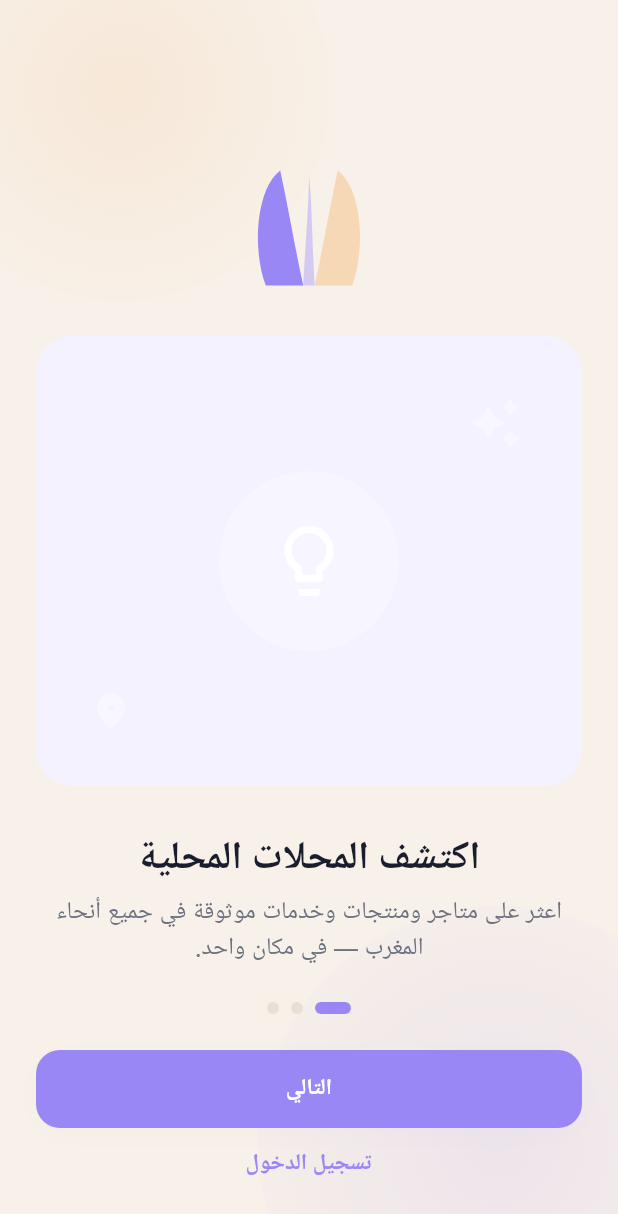
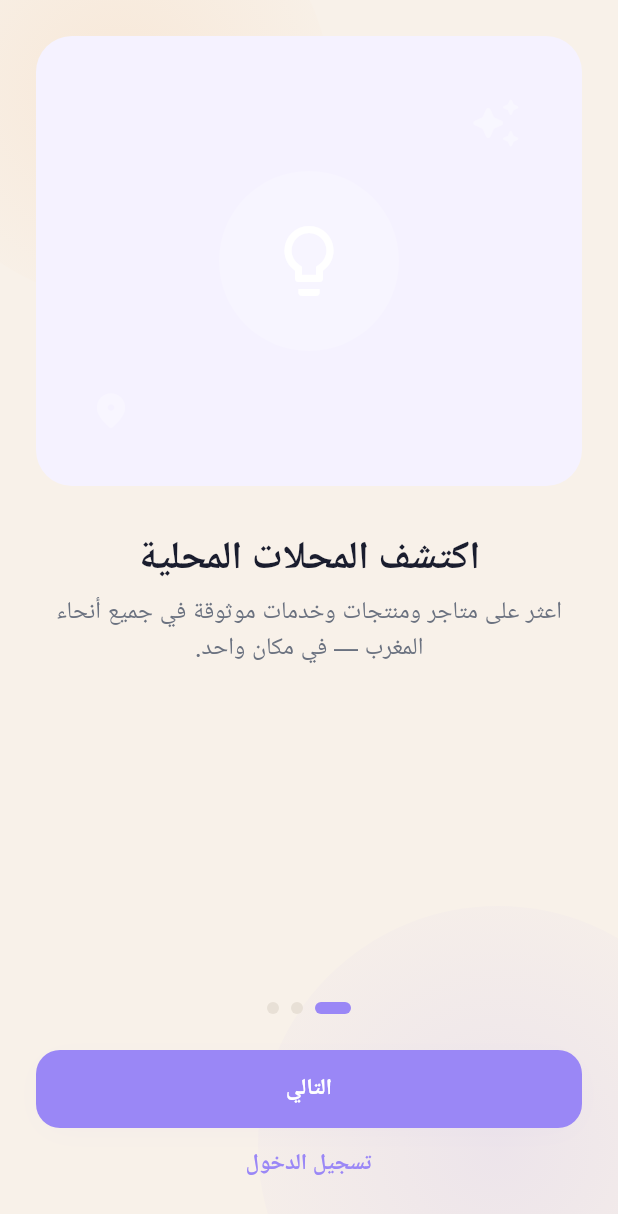
Before and after one commit to slayqueearikma-beep/margem, a Flutter app: the screen it shows after launch, after a tap on "🇫🇷", after a tap on "🇲🇦", after a tap on "Continue", on a phone screen of 412 x 824 dp. Shown: the top 1214 px of the screen. Run offline on Flutter 3.47's test engine with Material 3 defaults, Android fonts, the phone set to English and light mode, and no system bars; our stand-ins replace cached_network_image, flutter_rating_bar, flutter_riverpod, flutter_secure_storage, geolocator, go_router and 5 more; network calls fail.

Commit message:
Fix search setState crash and refine logo header layout
- Use block setState in search retry so async _load() does not return a Future
- Center splash logo on full screen without SafeArea shrink
- Pin language header (logo + title) above scrollable language list
- Bump responsive splash/header logo sizes; fixed square layout box
- Remove logo from onboarding carousel slides (illustration-only per mockup)

Co-authored-by: slayqueearikma-beep <slayqueearikma-beep@users.noreply.github.com>

```diff
--- a/souq-local/mobile/lib/core/widgets/app_brand_logo.dart
+++ b/souq-local/mobile/lib/core/widgets/app_brand_logo.dart
@@ -28,16 +28,16 @@ class AppLogoLayout {
 
     return switch (tier) {
       AppLogoTier.splash => switch ((isTablet, isLargePhone, isSmallPhone)) {
-          (true, _, _) => 150.0,
-          (_, _, true) => 142.0,
-          (_, true, _) => 172.0,
-          _ => 164.0,
+          (true, _, _) => 168.0,
+          (_, _, true) => 152.0,
+          (_, true, _) => 184.0,
+          _ => 176.0,
         },
       AppLogoTier.header => switch ((isTablet, isLargePhone, isSmallPhone)) {
-          (true, _, _) => 128.0,
-          (_, _, true) => 78.0,
-          (_, true, _) => 96.0,
-          _ => 88.0,
+          (true, _, _) => 136.0,
+          (_, _, true) => 84.0,
+          (_, true, _) => 104.0,
+          _ => 96.0,
         },
       AppLogoTier.compact => switch ((isTablet, isLargePhone, isSmallPhone)) {
           (true, _, _) => 40.0,
@@ -48,12 +48,12 @@ class AppLogoLayout {
     };
   }
 
-  /// Top inset from safe area to logo (60–80 px on typical phones).
+  /// Top inset from the safe-area edge to the logo (60–80 px).
   static double topFromSafeArea(BuildContext context) {
     final height = MediaQuery.sizeOf(context).height;
     if (height < 640) return AppSpacing.logoTopFromSafeAreaMin;
     if (height > 820) return AppSpacing.logoTopFromSafeAreaMax;
-    return 68.0;
+    return 72.0;
   }
 }
 
@@ -124,7 +124,14 @@ class AppBrandHeader extends StatelessWidget {
       children: [
         if (top > 0) SizedBox(height: top),
         Center(
-          child: AppBrandLogo(tier: tier, includeClearSpace: false),
+          child: SizedBox(
+            width: AppLogoLayout.sizeFor(context, tier),
+            height: AppLogoLayout.sizeFor(context, tier),
+            child: AppBrandLogo(
+              tier: tier,
+              includeClearSpace: false,
+            ),
+          ),
         ),
         if (title != null) ...[
           SizedBox(height: gap),
@@ -274,11 +281,21 @@ class AppBrandLogo extends StatelessWidget {
       },
     );
 
-    if (clearSpace <= 0) return logo;
+    if (clearSpace <= 0) {
+      return SizedBox(
+        width: resolvedSize,
+        height: resolvedSize,
+        child: Center(child: logo),
+      );
+    }
 
     return Padding(
       padding: EdgeInsets.all(clearSpace.toDouble()),
-      child: logo,
+      child: SizedBox(
+        width: resolvedSize,
+        height: resolvedSize,
+        child: Center(child: logo),
+      ),
     );
   }
 }
--- a/souq-local/mobile/lib/core/widgets/app_buttons.dart
+++ b/souq-local/mobile/lib/core/widgets/app_buttons.dart
@@ -144,7 +144,7 @@ class AppScreenHeader extends StatelessWidget {
           AppBrandHeader(
             tier: AppLogoTier.header,
             includeTopSpacing: false,
-            logoToTitleGap: AppSpacing.lg,
+            logoToTitleGap: AppSpacing.logoToTitle,
           ),
         ],
         Text(
--- a/souq-local/mobile/lib/features/onboarding/onboarding_welcome_screen.dart
+++ b/souq-local/mobile/lib/features/onboarding/onboarding_welcome_screen.dart
@@ -4,7 +4,6 @@ import 'package:go_router/go_router.dart';
 import '../../core/theme/app_colors.dart';
 import '../../core/theme/app_spacing.dart';
 import '../../core/widgets/app_buttons.dart';
-import '../../core/widgets/app_brand_logo.dart';
 import '../../core/widgets/content_widgets.dart';
 import '../../core/widgets/margem_background.dart';
 import '../../core/widgets/onboarding_scaffold.dart';
@@ -92,14 +91,6 @@ class _OnboardingWelcomeScreenState extends State<OnboardingWelcomeScreen> {
                       ),
                       child: Column(
                         children: [
-                          AppBrandHeader(
-                            tier: AppLogoTier.header,
-                            includeTopSpacing: index == 0,
-                            topSpacing: index == 0
-                                ? AppLogoLayout.topFromSafeArea(context)
-                                : AppSpacing.lg,
-                          ),
-                          const SizedBox(height: AppSpacing.lg),
                           OnboardingIllustration(
                             backgroundColor: slide.backgroundColor,
                             icon: slide.icon,
--- a/souq-local/mobile/lib/features/search/search_screen.dart
+++ b/souq-local/mobile/lib/features/search/search_screen.dart
@@ -72,7 +72,9 @@ class _SearchScreenState extends ConsumerState<SearchScreen> {
   }
 
   void _refreshResults() {
-    setState(() => _future = _load());
+    setState(() {
+      _future = _load();
+    });
   }
 
   void _onQueryChanged(String value) {
--- a/souq-local/mobile/lib/features/settings/language_selection_screen.dart
+++ b/souq-local/mobile/lib/features/settings/language_selection_screen.dart
@@ -88,30 +88,35 @@ class _LanguageSelectionScreenState
                     icon: Icon(DirectionalUi.backArrow(context), size: 20),
                   ),
                 ),
+              if (!widget.fromSettings)
+                Padding(
+                  padding: const EdgeInsets.symmetric(
+                    horizontal: AppSpacing.screenHorizontal,
+                  ),
+                  child: AppBrandHeader(
+                    tier: AppLogoTier.header,
+                    title: l10n.selectLanguage,
+                    subtitle: l10n.selectLanguageSubtitle,
+                  ),
+                ),
               Expanded(
                 child: SingleChildScrollView(
                   padding: const EdgeInsets.symmetric(
-                    horizontal: AppSpacing.screenHorizontal),
+                    horizontal: AppSpacing.screenHorizontal,
+                  ),
                   child: Column(
                     crossAxisAlignment: CrossAxisAlignment.stretch,
                     children: [
-                    if (widget.fromSettings)
+                      if (widget.fromSettings) ...[
                         Center(
                           child: Padding(
                             padding: const EdgeInsets.only(top: AppSpacing.md),
                             child: const AppBrandLogo(
-                            tier: AppLogoTier.compact,
+                              tier: AppLogoTier.header,
                               includeClearSpace: false,
                             ),
                           ),
-                      )
-                    else
-                      AppBrandHeader(
-                        tier: AppLogoTier.header,
-                        title: l10n.selectLanguage,
-                        subtitle: l10n.selectLanguageSubtitle,
                         ),
-                    if (widget.fromSettings) ...[
                         const SizedBox(height: AppSpacing.lg),
                         Text(
                           l10n.selectLanguage,
@@ -125,12 +130,17 @@ class _LanguageSelectionScreenState
                         Text(
                           l10n.selectLanguageSubtitle,
                           textAlign: TextAlign.center,
-                        style: Theme.of(context).textTheme.bodyMedium?.copyWith(
-                            color: AppColors.textSecondary, height: 1.4),
+                          style: Theme.of(context)
+                              .textTheme
+                              .bodyMedium
+                              ?.copyWith(
+                                color: AppColors.textSecondary,
+                                height: 1.4,
+                              ),
                         ),
                         const SizedBox(height: AppSpacing.xl),
                       ] else
-                      const SizedBox(height: AppSpacing.xl),
+                        const SizedBox(height: AppSpacing.lg),
                     ..._options(l10n).map((option) => _LanguageCard(
                           flag: option.flag,
                           label: option.label,
--- a/souq-local/mobile/lib/features/splash/splash_screen.dart
+++ b/souq-local/mobile/lib/features/splash/splash_screen.dart
@@ -116,19 +116,21 @@ class _SplashScreenState extends ConsumerState<SplashScreen>
   Widget build(BuildContext context) {
     return Scaffold(
       body: MargemBackground(
-        child: SafeArea(
-          child: Center(
+        child: LayoutBuilder(
+          builder: (context, constraints) {
+            return Center(
               child: FadeTransition(
                 opacity: _fade,
                 child: ScaleTransition(
                   scale: _scale,
                   child: const AppBrandLogo(
                     tier: AppLogoTier.splash,
-                  includeClearSpace: true,
+                    includeClearSpace: false,
                   ),
                 ),
               ),
-          ),
+            );
+          },
         ),
       ),
     );
```
Lines whose indentation alone changed are shown as unchanged.
